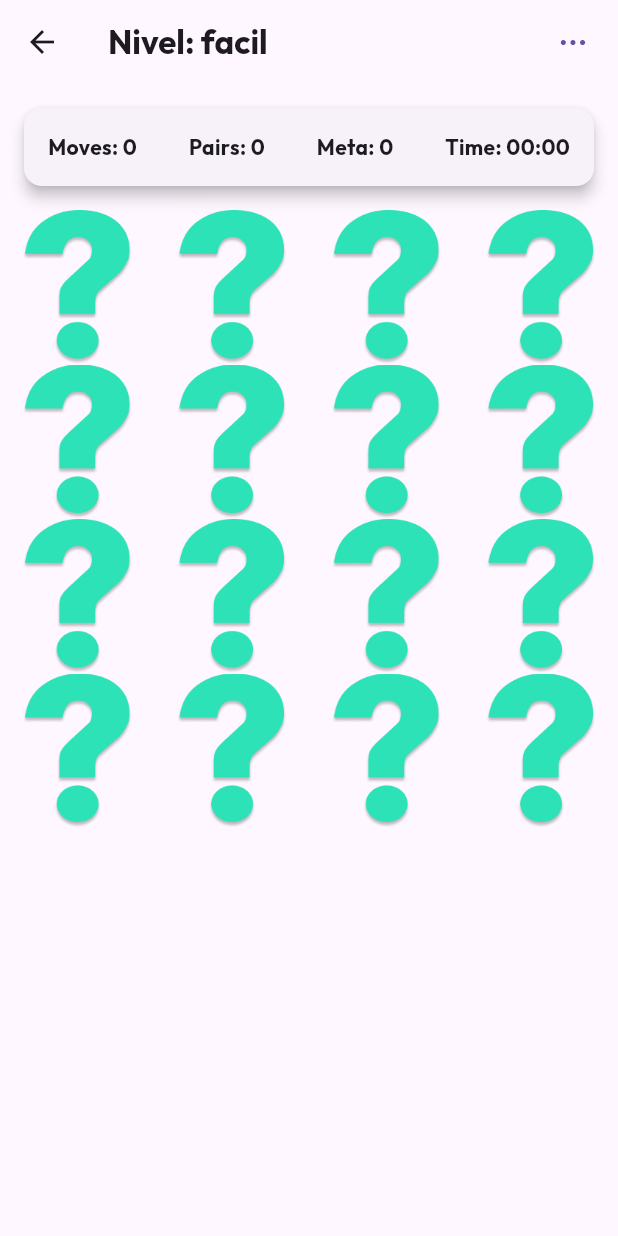
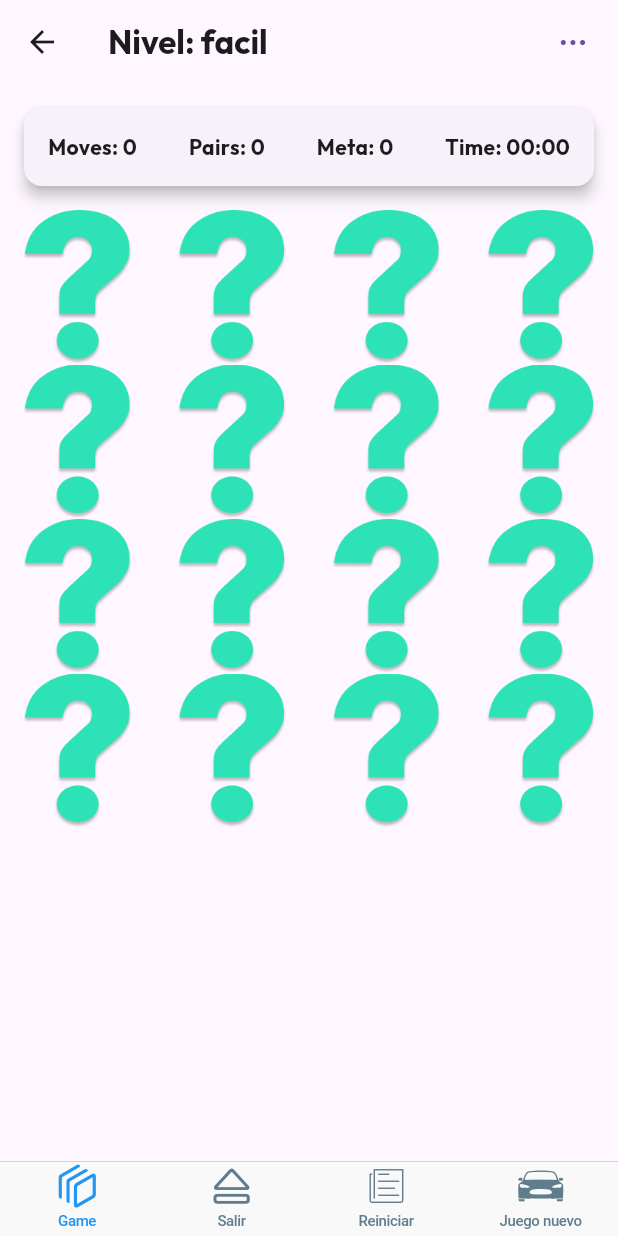
Before and after one commit to ElianRmz/Memorama, a Flutter app: the Tablero screen opened directly, on a phone screen of 412 x 824 dp. Run offline on Flutter 3.47's test engine with Material 3 defaults, Android fonts, the phone set to English and light mode, and no system bars; drawn by our look-alikes of flip_card; missing offline and left inert: bottom_cupertino_tabbar.

Commit message:
para no perderlo

```diff
--- /dev/null
+++ b/lib/widgets/bottom_c.dart
@@ -0,0 +1,70 @@
+import 'package:bottom_cupertino_tabbar/bottom_cupertino_tabbar.dart';
+import 'package:flutter/cupertino.dart';
+import 'package:flutter/material.dart';
+
+class BottomC extends StatefulWidget {
+  final int selectedIndex;
+  final ValueChanged<int> onTap;
+
+  /// Callback opcional para cuando se pulsa "Salir"
+  final VoidCallback? onExit;
+
+  const BottomC({
+    Key? key,
+    required this.selectedIndex,
+    required this.onTap,
+    this.onExit,
+  }) : super(key: key);
+
+  @override
+  _BottomCState createState() => _BottomCState();
+}
+
+class _BottomCState extends State<BottomC> {
+  @override
+  Widget build(BuildContext context) {
+    return CupertinoTabBar(
+      currentIndex: widget.selectedIndex,
+      activeColor: Colors.blue,
+      inactiveColor: Colors.blueGrey,
+      onTap: (int index) {
+        // Si se pulsa la pestaña 1 ("Salir")
+        if (index == 1) {
+          debugPrint("Botón Salir pulsado");
+
+          // Llama a onExit (si está definido)
+          if (widget.onExit != null) {
+            widget.onExit!();
+          }
+
+          // Cierra la pantalla actual (si hay un Navigator)
+          Navigator.pop(context);
+
+          // Navega a la ruta 'home' y elimina el stack de navegación
+          Navigator.of(context).pushNamedAndRemoveUntil('home', (route) => false);
+        } else {
+          // Para las demás pestañas, llamamos a onTap para la lógica normal
+          widget.onTap(index);
+        }
+      },
+      items: const [
+        BottomNavigationBarItem(
+          icon: Icon(CupertinoIcons.square_stack_3d_down_right),
+          label: 'Game',
+        ),
+        BottomNavigationBarItem(
+          icon: Icon(CupertinoIcons.eject),
+          label: 'Salir',
+        ),
+        BottomNavigationBarItem(
+          icon: Icon(CupertinoIcons.news),
+          label: 'Reiniciar',
+        ),
+        BottomNavigationBarItem(
+          icon: Icon(CupertinoIcons.car_detailed),
+          label: 'Juego nuevo',
+        ),
+      ],
+    );
+  }
+}
--- a/lib/widgets/parrilla.dart
+++ b/lib/widgets/parrilla.dart
@@ -58,14 +58,14 @@ class _ParrillaState extends State<Parrilla> {
 
   @override
   Widget build(BuildContext context) {
-    return GridView.builder(
-      itemCount: baraja.length,
+    return SingleChildScrollView(
+      child: GridView.count(
+        crossAxisCount: 4,
+        physics: const NeverScrollableScrollPhysics(),
         shrinkWrap: true,
-      gridDelegate: const SliverGridDelegateWithFixedCrossAxisCount(
-        crossAxisCount: 4,
-      ),
-      itemBuilder: (context, index) {
+        children: List.generate(baraja.length, (index) {
           return FlipCard(
+            controller: controles[index],
             onFlip: () {
               if (!volteon && (habilitado ?? false)) {
                 widget.volt();
@@ -113,12 +113,12 @@ class _ParrillaState extends State<Parrilla> {
               }
             },
             fill: Fill.fillBack,
-          controller: controles[index],
             flipOnTouch: (habilitado ?? false) && !volteon ? estados[index] : false,
             front: Image.asset(baraja[index]),
             back: Image.asset("images/quest.png"),
           );
-      },
+        }),
+      ),
     );
   }
 }
--- a/pubspec.yaml
+++ b/pubspec.yaml
@@ -37,6 +37,7 @@ dependencies:
   #10 feb 2025
   flip_card: ^0.7.0
   after_layout: ^1.2.0
+  bottom_cupertino_tabbar: ^2.0.0
 
 dev_dependencies:
   flutter_test:
```
Also changed, not shown: lib/config/config.dart (+6 -1 lines), lib/widgets/tablero.dart (+50 -9 lines), pubspec.lock. Lines whose indentation alone changed are shown as unchanged.
